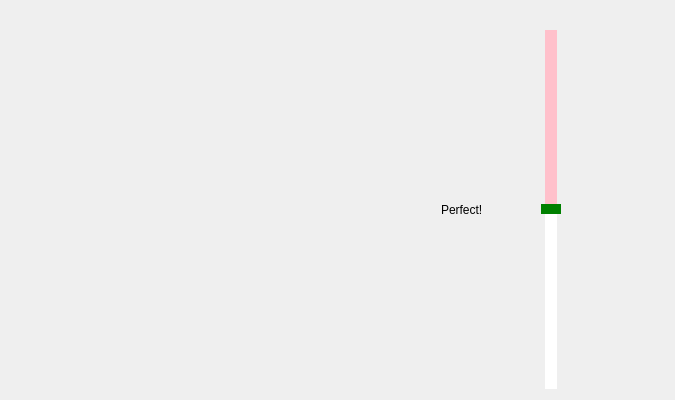
First picture: the form in mainwindow.ui, repository december0123/dzwiekspert, before the edit.
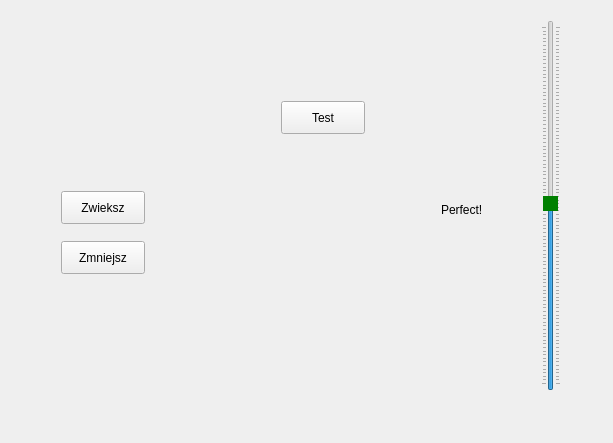
Second picture: the form after the edit.

What changed in the file:
```diff
--- a/mainwindow.ui
+++ b/mainwindow.ui
@@ -6,8 +6,8 @@
    <rect>
     <x>0</x>
     <y>0</y>
-    <width>675</width>
-    <height>400</height>
+    <width>613</width>
+    <height>443</height>
    </rect>
   </property>
   <property name="windowTitle">
@@ -56,14 +56,17 @@
         <property name="geometry">
          <rect>
           <x>530</x>
-          <y>19</y>
+          <y>9</y>
           <width>20</width>
-          <height>361</height>
+          <height>371</height>
          </rect>
         </property>
+        <property name="autoFillBackground">
+         <bool>true</bool>
+        </property>
         <property name="styleSheet">
          <string notr="true">QSlider::groove:vertical {
-    background: red;
+   /* background: red;*/
     position: absolute; /* absolutely position 4px from the left and right of the widget. setting margins on the widget should work too... */
     left: 4px; right: 4px;
 }
@@ -75,11 +78,11 @@
 }
 
 QSlider::add-page:vertical {
-    background: white;
+
 }
 
 QSlider::sub-page:vertical {
-    background: pink;
+
 }</string>
         </property>
         <property name="value">
@@ -88,10 +91,55 @@
         <property name="orientation">
          <enum>Qt::Vertical</enum>
         </property>
+        <property name="invertedAppearance">
+         <bool>false</bool>
+        </property>
+        <property name="invertedControls">
+         <bool>false</bool>
+        </property>
         <property name="tickPosition">
          <enum>QSlider::TicksBothSides</enum>
         </property>
        </widget>
+       <widget class="QPushButton" name="pushButton">
+        <property name="geometry">
+         <rect>
+          <x>50</x>
+          <y>180</y>
+          <width>84</width>
+          <height>33</height>
+         </rect>
+        </property>
+        <property name="text">
+         <string>Zwieksz</string>
+        </property>
+       </widget>
+       <widget class="QPushButton" name="pushButton_2">
+        <property name="geometry">
+         <rect>
+          <x>50</x>
+          <y>230</y>
+          <width>84</width>
+          <height>33</height>
+         </rect>
+        </property>
+        <property name="text">
+         <string>Zmniejsz</string>
+        </property>
+       </widget>
+       <widget class="QPushButton" name="pushButton_3">
+        <property name="geometry">
+         <rect>
+          <x>270</x>
+          <y>90</y>
+          <width>84</width>
+          <height>33</height>
+         </rect>
+        </property>
+        <property name="text">
+         <string>Test</string>
+        </property>
+       </widget>
       </widget>
      </widget>
     </item>
```
Left out of the diff: 9 changed lines with no effect on the pictures.
